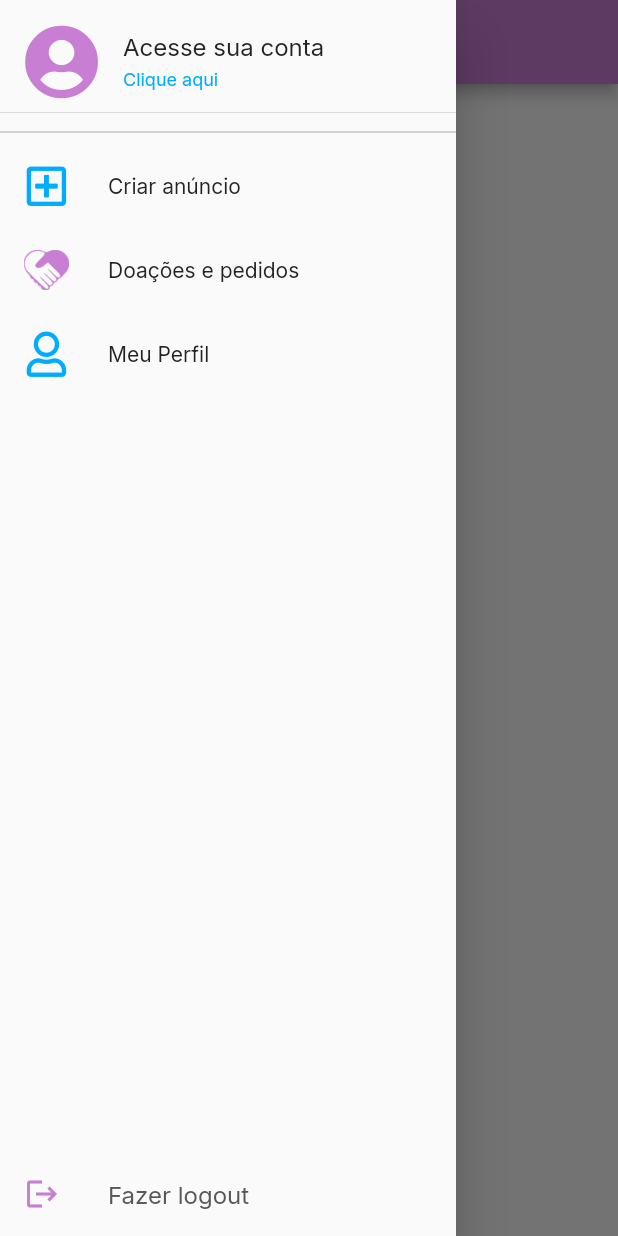
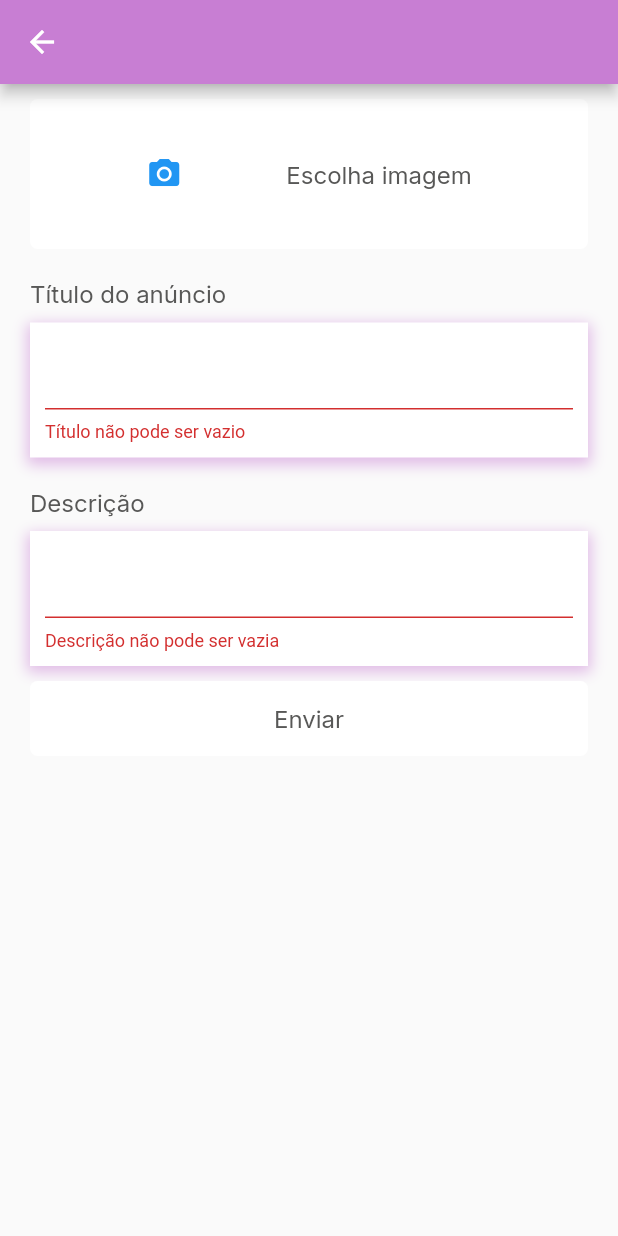
Before and after one commit to UnBArqDsw2021-1/2021.1_G5_ProjetoDonner_Front-end, a Flutter app: the screen it shows after launch, in the side drawer, after a tap on "Criar anúncio", on a phone screen of 412 x 824 dp. Run offline on Flutter 3.47's test engine with Material 2 defaults, Android fonts, the phone set to English and light mode, and no system bars; our stand-ins replace cloud_firestore, dropdown_search, firebase_auth, firebase_core, font_awesome_flutter, google_fonts and 2 more; missing offline and left inert: estados_municipios; accounts and stored records are empty.

Commit message:
Criar página para editar postagens
- criar editor de postagens e ligá-lo a página principal
- remover shared_preferences
- adicionar image_picker para escolher as imagens
- reduzir memória usada pelo Gradle de 1526 MiB para 512 MiB
- adicionar rota para editor de postagens
- incluir pacotes alterados

Co-authored-by: Davi Antônio da Silva Santos <antoniossdavi@gmail.com>
Co-authored-by: Lucas Rodrigues     <lucasro229@gmail.com>
Co-authored-by: Lucas Gabriel       <lucasbsb100@gmail.com>
Co-authored-by: Kleidson Alves      <kleidsonalves15@gmail.com>

```diff
--- a/donner/lib/app_widget.dart
+++ b/donner/lib/app_widget.dart
@@ -1,6 +1,7 @@
 import 'package:donner/models/client_model.dart';
 import 'package:donner/screens/home_screen.dart';
 import 'package:donner/screens/login_screen.dart';
+import 'package:donner/screens/post_editor.dart';
 import 'package:donner/screens/profile_screen.dart';
 import 'package:donner/screens/register_screen.dart';
 import 'package:donner/screens/splash_screen.dart';
@@ -30,6 +31,7 @@ class AppWidget extends StatelessWidget {
         "/register": (context) => RegisterScreen(
               user: ModalRoute.of(context)!.settings.arguments as User,
             ),
+        "/edit-posts": (context) => PostsEditor(),
       },
     );
   }
--- /dev/null
+++ b/donner/lib/screens/post_editor.dart
@@ -0,0 +1,170 @@
+import 'dart:io';
+
+import 'package:donner/shared/themes/app_text_styles.dart';
+import 'package:donner/shared/widgets/button_widget/factory_button.dart';
+import 'package:firebase_auth/firebase_auth.dart';
+import 'package:donner/shared/themes/app_colors.dart';
+import 'package:flutter/material.dart';
+import 'package:image_picker/image_picker.dart';
+
+class PostsEditor extends StatefulWidget {
+  User? user;
+  PostsEditor() {
+    user = FirebaseAuth.instance.currentUser;
+  }
+
+  @override
+  _PostsEditorState createState() => _PostsEditorState();
+}
+
+class _PostsEditorState extends State<PostsEditor> {
+  String title = "";
+  String description = "";
+  XFile? image;
+
+  final FactoryButton btn = FactoryButton();
+
+  Future<XFile?> chooseImage() async {
+    final ImagePicker _picker = ImagePicker();
+
+    return _picker.pickImage(source: ImageSource.gallery);
+  }
+
+  @override
+  Widget build(BuildContext context) {
+    Widget validCustomButton = btn.getButton(
+        text: "Enviar",
+        color: AppColors.primary,
+        textStyle: AppTextStyles.btnFillText,
+        onPressed: () => print("OK"),
+        isFill: true);
+
+    Widget invalidCustomButton = btn.getButton(
+        text: "Enviar",
+        color: AppColors.backgroundColor,
+        textStyle: AppTextStyles.bodyText,
+        onPressed: () {},
+        isFill: true);
+
+    Widget customButton = title.isNotEmpty && description.isNotEmpty
+        ? validCustomButton
+        : invalidCustomButton;
+
+    Widget imageButton = btn.getButton(
+        height: 100,
+        text: "Escolha imagem",
+        color: AppColors.backgroundColor,
+        textStyle: AppTextStyles.bodyText,
+        onPressed: () async {
+          image = await chooseImage();
+          setState(() {});
+        },
+        icon: const Icon(Icons.camera_alt),
+        isFill: true);
+
+    Widget viewImage = image == null
+        ? imageButton
+        : SizedBox(
+            height: 200,
+            child: InkWell(
+                onTap: () async {
+                  image = await chooseImage();
+                  setState(() {});
+                },
+                child: Image.file(File(image!.path))),
+          );
+
+    return Scaffold(
+      appBar: AppBar(
+        backgroundColor: AppColors.primary,
+        centerTitle: true,
+      ),
+      body: SingleChildScrollView(
+        child: Container(
+          padding: const EdgeInsets.symmetric(horizontal: 20),
+          child: Column(
+            crossAxisAlignment: CrossAxisAlignment.stretch,
+            children: <Widget>[
+              Container(height: 10),
+              viewImage,
+              Container(height: 10),
+              Padding(
+                padding: const EdgeInsets.only(top: 10),
+                child: Text(
+                  "Título do anúncio",
+                  style: AppTextStyles.bodyText,
+                  textAlign: TextAlign.left,
+                ),
+              ),
+              Container(height: 10),
+              Container(
+                alignment: Alignment.topLeft,
+                padding: const EdgeInsets.all(10),
+                decoration: BoxDecoration(
+                  color: AppColors.backgroundColor,
+                  boxShadow: [
+                    BoxShadow(
+                      color: AppColors.primary.withOpacity(0.5),
+                      blurRadius: 7,
+                      spreadRadius: 1.8,
+                      offset: const Offset(0, 3),
+                    ),
+                  ],
+                ),
+                child: TextField(
+                  onChanged: (String value) {
+                    setState(() {
+                      title = value;
+                    });
+                  },
+                  decoration: InputDecoration(
+                      errorText: title.isNotEmpty
+                          ? null
+                          : "Título não pode ser vazio"),
+                ),
+              ),
+              Container(height: 10),
+              Padding(
+                padding: const EdgeInsets.only(top: 10),
+                child: Text(
+                  "Descrição",
+                  style: AppTextStyles.bodyText,
+                  textAlign: TextAlign.left,
+                ),
+              ),
+              Container(height: 10),
+              Container(
+                alignment: Alignment.topLeft,
+                padding: const EdgeInsets.all(10),
+                decoration: BoxDecoration(
+                  color: AppColors.backgroundColor,
+                  boxShadow: [
+                    BoxShadow(
+                      color: AppColors.primary.withOpacity(0.5),
+                      blurRadius: 7,
+                      spreadRadius: 1.8,
+                      offset: const Offset(0, 3),
+                    ),
+                  ],
+                ),
+                child: TextField(
+                  onChanged: (String value) {
+                    setState(() {
+                      description = value;
+                    });
+                  },
+                  decoration: InputDecoration(
+                      errorText: description.isNotEmpty
+                          ? null
+                          : "Descrição não pode ser vazia"),
+                ),
+              ),
+              Container(height: 10),
+              customButton,
+            ],
+          ),
+        ),
+      ),
+    );
+  }
+}
--- a/donner/lib/shared/widgets/sidebar_widget.dart
+++ b/donner/lib/shared/widgets/sidebar_widget.dart
@@ -85,7 +85,9 @@ class _SidebarWidgetState extends State<SidebarWidget> {
                   color: AppColors.stroke,
                 ),
                 ListTile(
-                  onTap: () {},
+                  onTap: () {
+                    Navigator.pushReplacementNamed(context, "/edit-posts");
+                  },
                   leading: const Icon(
                     FontAwesomeIcons.plusSquare,
                     color: AppColors.secondary,
@@ -98,7 +100,6 @@ class _SidebarWidgetState extends State<SidebarWidget> {
                 ),
                 ListTile(
                   onTap: () {
-
                   },
                   leading: const ImageIcon(
                     AssetImage('assets/mini_logo_donner.png'),
--- a/donner/pubspec.yaml
+++ b/donner/pubspec.yaml
@@ -44,12 +44,11 @@ dependencies:
   firebase_auth: ^3.1.2
   cloud_firestore: ^2.5.3
   google_sign_in: ^5.1.1
-  shared_preferences: ^2.0.8
 
   #apis
-  #cidades_estados_ibge: ^0.0.7
   estados_municipios: ^2.0.0
   dropdown_search: ^1.0.0
+  image_picker: ^0.8.4+2
 
 
 dev_dependencies:
```
Also changed, not shown: donner/pubspec.lock, 1 other file.
